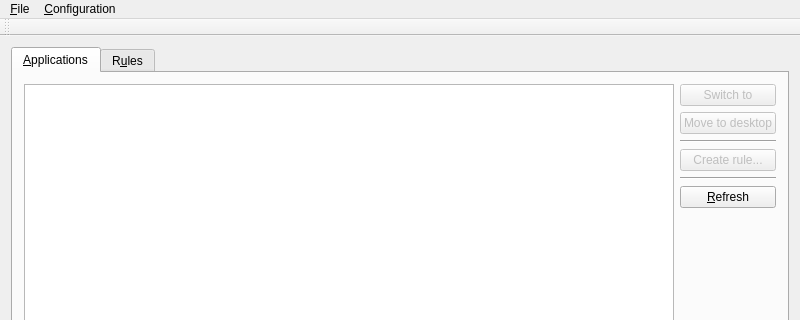
martin-kudlicka/virtual-desktop-manager, file source/mainwindow.ui: the form before one commit; both pictures show x 0 to 800 and y 0 to 320 of the 800 by 600 pixel window.
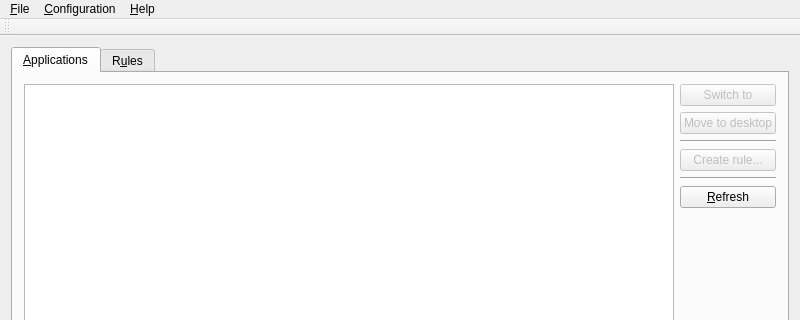
The form after the commit.

Commit message: + About dialog

Patch:
```diff
--- a/source/mainwindow.ui
+++ b/source/mainwindow.ui
@@ -212,8 +212,15 @@
     </property>
     <addaction name="actionOptions"/>
    </widget>
+   <widget class="QMenu" name="menu_Help">
+    <property name="title">
+     <string>&amp;Help</string>
+    </property>
+    <addaction name="actionAbout"/>
+   </widget>
    <addaction name="menuFile"/>
    <addaction name="menuConfiguration"/>
+   <addaction name="menu_Help"/>
   </widget>
   <widget class="QToolBar" name="mainToolBar">
    <attribute name="toolBarArea">
```
Left out of the diff: 5 changed lines with no effect on the pictures. The commit also changes 2 other files.
